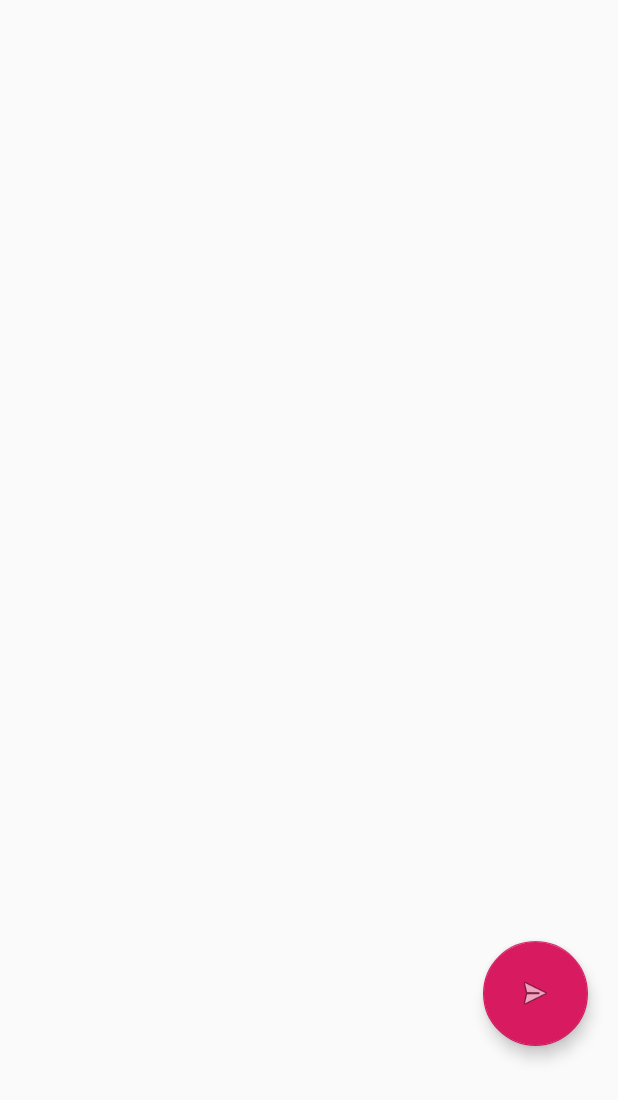
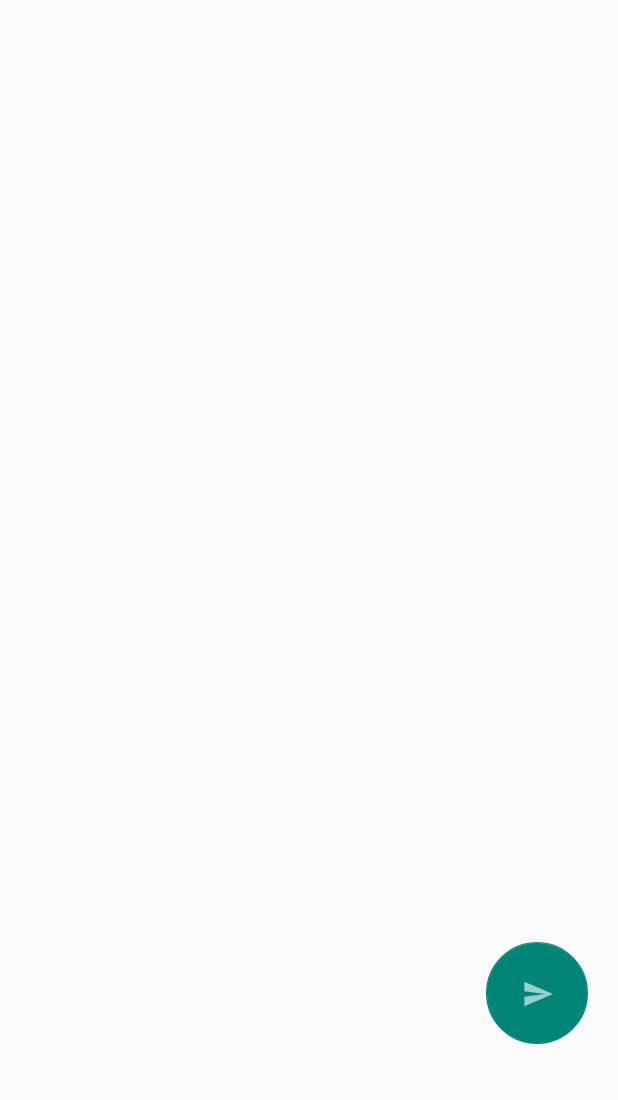
Before and after one commit to Harp0n/DermaApp, an Android app: the layout selected_picture.xml on its own in the app's theme, with its tools: preview values and no code run, on a phone screen of 412 x 824 dp. Shown: the top 1100 px of the screen. Run offline under Robolectric (Android 15) with nearby library versions, the phone set to English and light mode, and no system bars.

Commit message:
gui update

```diff
--- a/DermaAppAndroid/app/src/main/AndroidManifest.xml
+++ b/DermaAppAndroid/app/src/main/AndroidManifest.xml
@@ -18,6 +18,8 @@
         android:name="android.permission.WRITE_EXTERNAL_STORAGE"/>
     <uses-permission
         android:name="android.permission.INTERNET"/>
+    <uses-permission
+        android:name="android.permission.CAMERA"/>
 
 
     <application
--- a/DermaAppAndroid/app/src/main/java/com/example/dermaapp/Constants/Constants.java
+++ b/DermaAppAndroid/app/src/main/java/com/example/dermaapp/Constants/Constants.java
@@ -1,5 +1,6 @@
 package com.example.dermaapp.Constants;
 
+import android.Manifest;
 import android.graphics.Color;
 
 public class Constants {
@@ -7,4 +8,8 @@ public class Constants {
     public static final int GALLERY_REQUEST_CODE = 1;
     public static final int PHOTO_REQUEST_CODE = 0;
     public static final int REQUEST_EXTERNAL_STORAGE = 1;
+    public static final String[] cameraPermissions ={
+            Manifest.permission.CAMERA,
+            Manifest.permission.WRITE_EXTERNAL_STORAGE
+    };
 }
--- /dev/null
+++ b/DermaAppAndroid/app/src/main/res/drawable-anydpi/send.xml
@@ -0,0 +1,14 @@
+<vector xmlns:android="http://schemas.android.com/apk/res/android"
+    android:width="80dp"
+    android:height="80dp"
+    android:viewportWidth="26.4"
+    android:viewportHeight="26.4"
+    android:tint="#333333"
+    android:alpha="0.6">
+  <group android:translateX="1.2"
+      android:translateY="1.2">
+      <path
+          android:fillColor="@color/cameraYellow"
+          android:pathData="M2.01,21L23,12 2.01,3 2,10l15,2 -15,2z"/>
+  </group>
+</vector>
--- a/DermaAppAndroid/app/src/main/res/layout/selected_picture.xml
+++ b/DermaAppAndroid/app/src/main/res/layout/selected_picture.xml
@@ -10,21 +10,26 @@
         android:id="@+id/imageView2"
         android:layout_width="match_parent"
         android:layout_height="fill_parent"
-        tools:ignore="MissingConstraints"
- />
+        app:layout_constraintBottom_toBottomOf="parent"
+        app:layout_constraintEnd_toEndOf="parent"
+        app:layout_constraintStart_toStartOf="parent"
+        app:layout_constraintTop_toTopOf="parent"
+        tools:ignore="MissingConstraints" />
 
     <android.support.design.widget.FloatingActionButton
         android:id="@+id/floatingActionButtonSend"
-        android:layout_width="wrap_content"
-        android:layout_height="wrap_content"
+        android:layout_width="68dp"
+        android:layout_height="69dp"
         android:layout_marginTop="500dp"
         android:layout_marginEnd="20dp"
-        android:layout_marginRight="20dp"
+        android:tint="@color/colorWhite"
+        app:backgroundTint="@color/colorPrimary"
+        app:elevation="0dp"
         app:fabCustomSize="70dp"
         app:layout_constraintBottom_toBottomOf="parent"
         app:layout_constraintEnd_toEndOf="parent"
         app:layout_constraintTop_toTopOf="@+id/imageView2"
-        app:srcCompat="@android:drawable/ic_menu_send"
+        app:srcCompat="@drawable/send"
         tools:ignore="MissingConstraints" />
 
 </android.support.constraint.ConstraintLayout>
--- a/DermaAppAndroid/app/src/main/res/values/strings.xml
+++ b/DermaAppAndroid/app/src/main/res/values/strings.xml
@@ -3,4 +3,5 @@
     <string name="select_gallery">Select from gallery</string>
     <string name="take_a_photo">Take a photo</string>
     <string name="check_ups">Check-ups history</string>
+    <string name="check_skin">Check\nyour\nskin</string>
 </resources>
```
Also changed, not shown: DermaAppAndroid/app/build.gradle (+6 -2 lines), DermaAppAndroid/app/src/main/java/com/example/dermaapp/MainActivity.java (+60 -18 lines), DermaAppAndroid/app/src/main/res/layout/activity_main.xml (+22 -4 lines), DermaAppAndroid/app/src/main/res/layout/activity_menu.xml (deleted, +0 -21 lines), DermaAppAndroid/app/src/main/res/drawable-anydpi/camera.xml (indentation only), DermaAppAndroid/app/src/main/res/drawable-anydpi/gallery.xml (indentation only), DermaAppAndroid/app/src/main/res/drawable-anydpi/history.xml (indentation only), DermaAppAndroid/app/src/main/res/drawable-hdpi/send.png (added), DermaAppAndroid/app/src/main/res/drawable-mdpi/send.png (added), DermaAppAndroid/app/src/main/res/drawable-xhdpi/send.png (added), DermaAppAndroid/app/src/main/res/drawable-xxhdpi/send.png (added), DermaAppAndroid/app/src/main/res/font/lemon_jelly.ttf (added).
